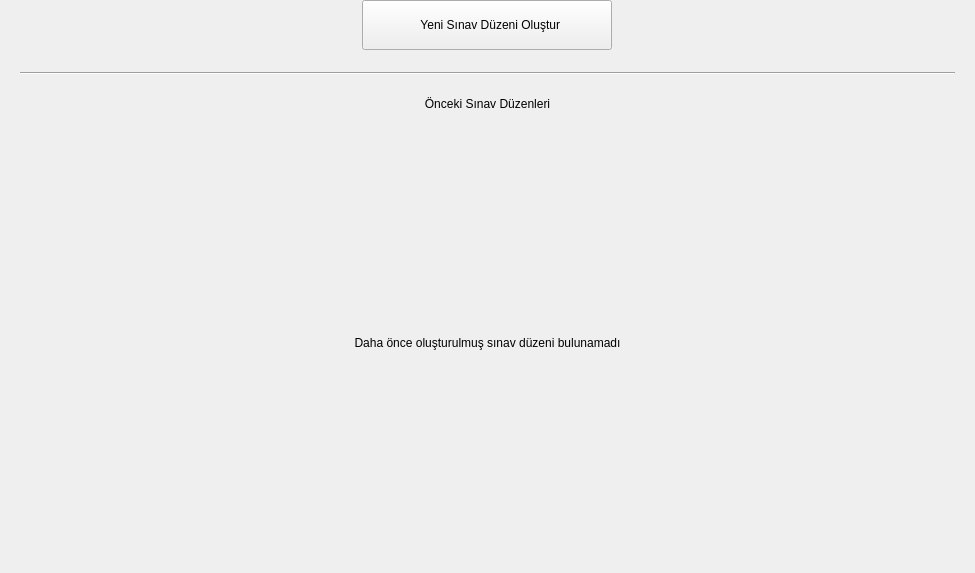
Above: src/UI/SchemesUi/schemesui.ui from ikolomiko/ikooskar-qt before the change. Below: the same form after it.
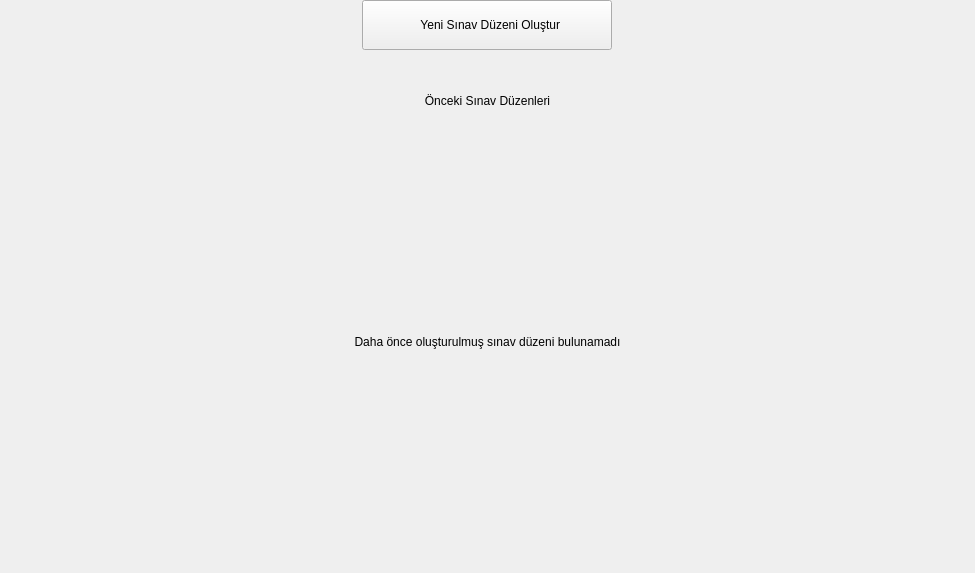
That is the form after the change. Icons and pictures are not drawn.

Commit message: SchemesUi: remove the horizontal separator line

```diff
--- a/src/UI/SchemesUi/schemesui.ui
+++ b/src/UI/SchemesUi/schemesui.ui
@@ -82,13 +82,6 @@
       <property name="bottomMargin">
        <number>19</number>
       </property>
-      <item>
-       <widget class="Line" name="line">
-        <property name="orientation">
-         <enum>Qt::Horizontal</enum>
-        </property>
-       </widget>
-      </item>
      </layout>
     </widget>
    </item>
```
